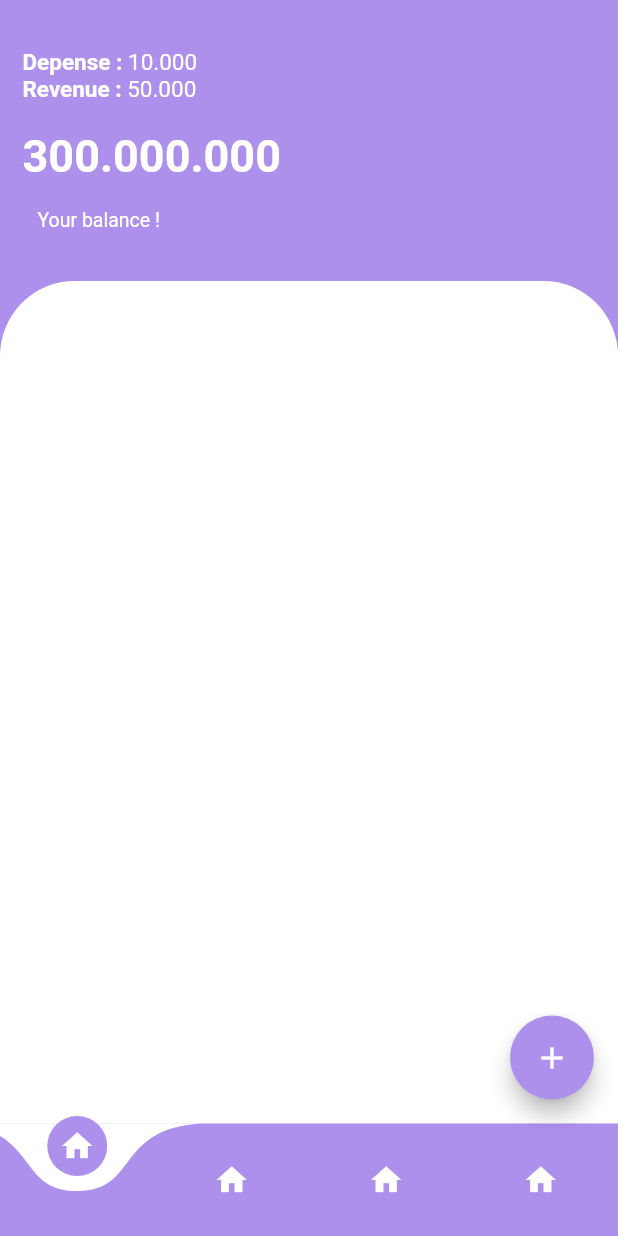
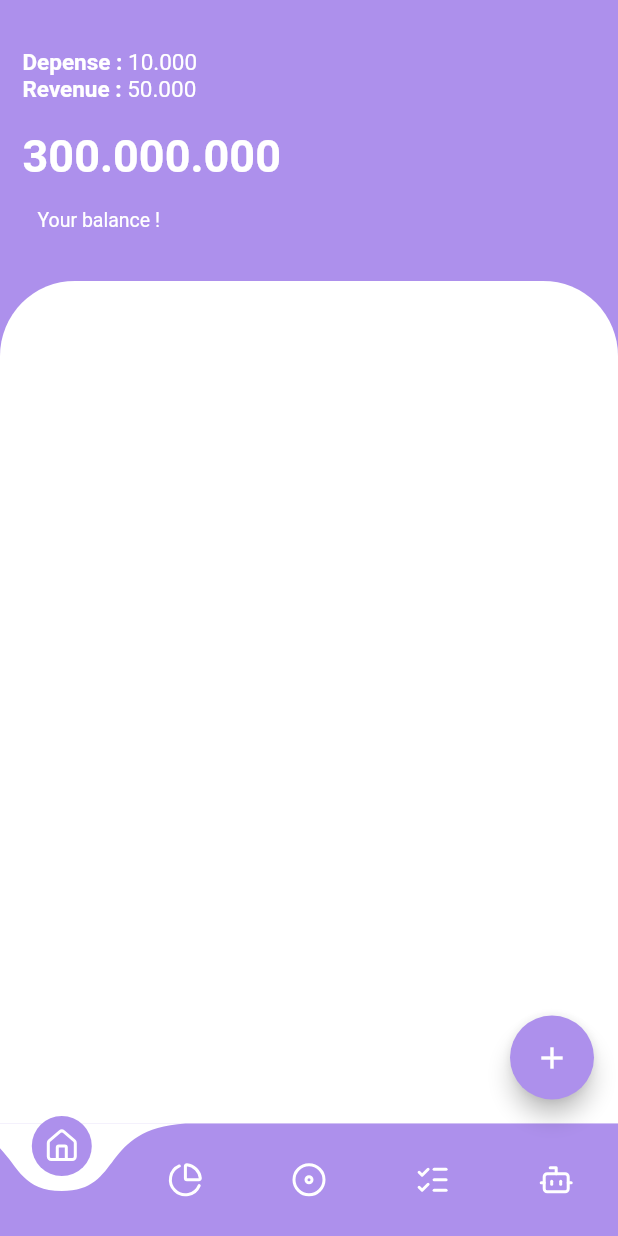
Before and after one commit to abdelhak2406/Iwt-42, a Flutter app: the screen it shows after launch, on a phone screen of 412 x 824 dp. Run offline on Flutter 3.47's test engine with Material 2 defaults, Android fonts, the phone set to English and light mode, and no system bars; drawn by our look-alikes of curved_navigation_bar; our stand-ins replace lucide_icons.

Commit message:
[feat] use the apropriate icons

```diff
--- a/lib/screens/home/home.dart
+++ b/lib/screens/home/home.dart
@@ -5,6 +5,7 @@ import 'package:flutter/material.dart';
 
 import 'package:curved_navigation_bar/curved_navigation_bar.dart';
 import 'package:flutter/rendering.dart';
+import 'package:lucide_icons/lucide_icons.dart';
 
 class Home extends StatefulWidget {
   const Home({ Key? key }) : super(key: key);
@@ -21,7 +22,7 @@ class _HomeState extends State<Home> {
   Widget build(BuildContext context) {
     return Scaffold(
       floatingActionButton: FloatingActionButton(
-        tooltip: 'add income, expense or goal',
+        tooltip: 'Add income, expense or goal',
         backgroundColor: Color(0xffAD90EC),
         child: Icon(Icons.add),
         onPressed: () => {},
@@ -33,10 +34,11 @@ class _HomeState extends State<Home> {
         animationDuration: Duration(seconds: 1),
         animationCurve: Curves.bounceOut,
         items: <Widget> [
-          Icon(Icons.home, color: Colors.white),
-          Icon(Icons.home, color: Colors.white),
-          Icon(Icons.home, color: Colors.white),
-          Icon(Icons.home, color: Colors.white)
+          Icon(LucideIcons.home, color: Colors.white),
+          Icon(LucideIcons.pieChart, color: Colors.white),
+          Icon(LucideIcons.disc, color: Colors.white),
+          Icon(LucideIcons.listChecks, color: Colors.white),
+          Icon(LucideIcons.bot, color: Colors.white),
         ],
         onTap: (index){
           setState(() {
--- a/pubspec.yaml
+++ b/pubspec.yaml
@@ -30,6 +30,7 @@ dependencies:
   flutter:
     sdk: flutter
 
+  lucide_icons: ^0.17.14
   curved_navigation_bar: ^1.0.3
   # The following adds the Cupertino Icons font to your application.
   # Use with the CupertinoIcons class for iOS style icons.
```
Also changed, not shown: pubspec.lock.
